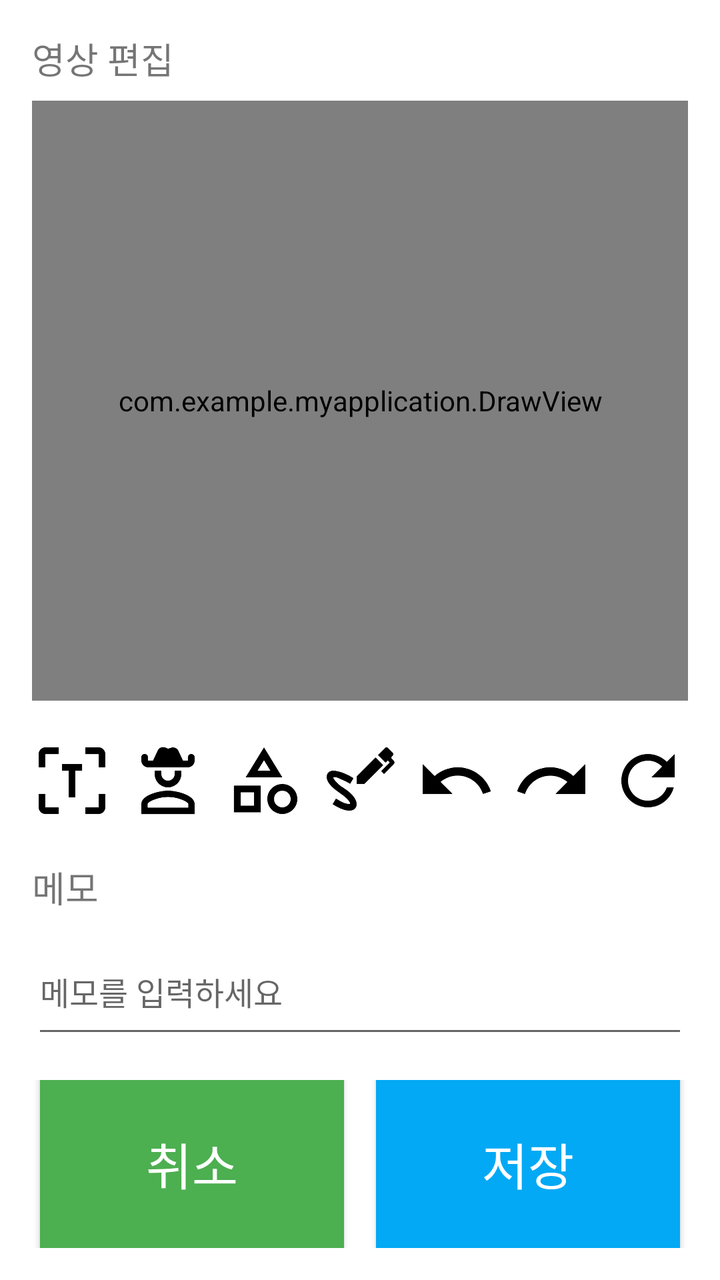
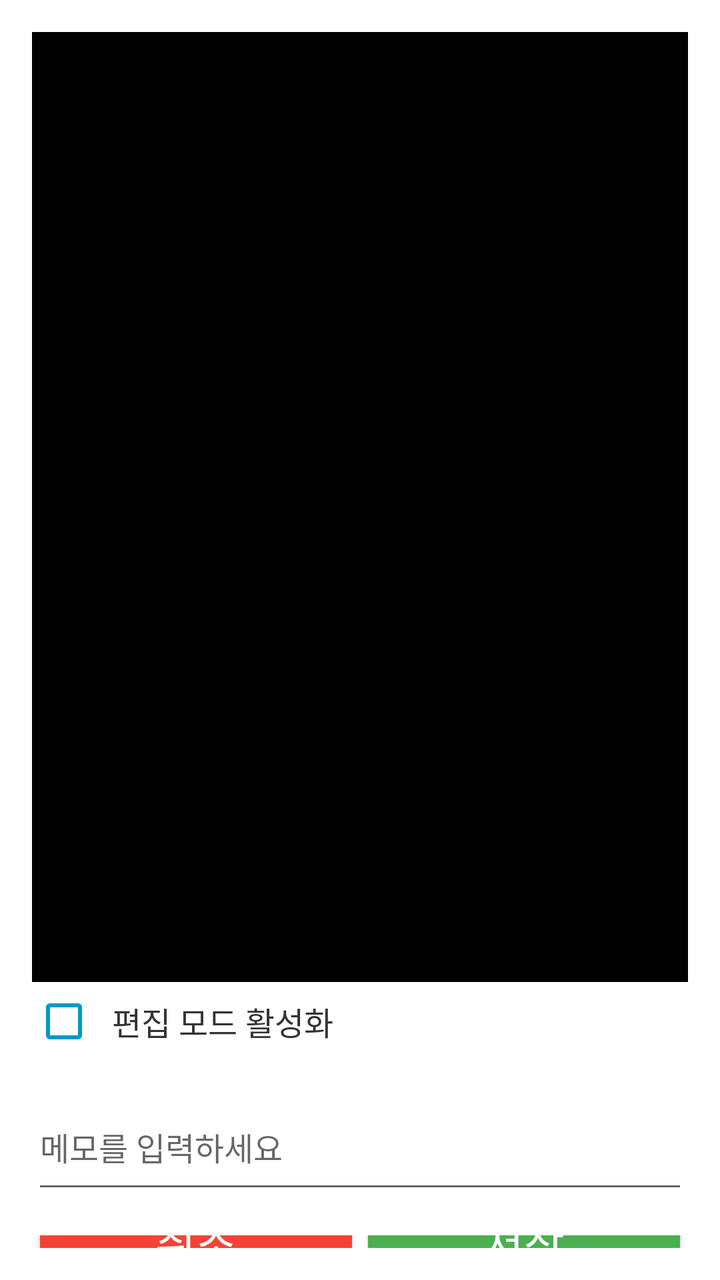

Two renders of the same Android screen: before a commit and after it. Below are the layout's source before the change and the commit's diff.
<!-- AndroidManifest.xml: application theme Theme.MyApplication -->
<!-- res/layout/dialog_photo_result.xml -->
<?xml version="1.0" encoding="utf-8"?>
<LinearLayout
    xmlns:android="http://schemas.android.com/apk/res/android"
    xmlns:tools="http://schemas.android.com/tools"
    android:layout_width="match_parent"
    android:layout_height="match_parent"
    android:orientation="vertical"
    android:padding="16dp"

    android:background="@android:color/white">

    <TextView
        android:layout_width="match_parent"
        android:layout_height="wrap_content"
        android:text="영상 편집"

        android:textSize="18sp"
        android:layout_marginBottom="8dp" />

    
    <FrameLayout
        android:layout_width="match_parent"
        android:layout_height="300dp"

        android:layout_marginBottom="16dp">

        <ImageView
            android:id="@+id/imageViewPhoto"
            android:layout_width="match_parent"
            android:layout_height="match_parent"
            android:scaleType="centerCrop"
            android:background="@android:color/white" />

        <com.example.myapplication.DrawView
            android:id="@+id/drawView"
            android:layout_width="match_parent"
            android:layout_height="match_parent" />
    </FrameLayout>

    
    <LinearLayout
        android:layout_width="match_parent"
        android:layout_height="wrap_content"
        android:orientation="horizontal"
        android:layout_marginBottom="16dp"
        android:gravity="center">

        <ImageButton
            android:id="@+id/buttonAddText"
            android:layout_width="40dp"
            android:layout_height="40dp"
            android:src="@drawable/ic_add_text"
            android:contentDescription="텍스트 추가"
            android:background="?android:attr/selectableItemBackground"
            android:scaleType="fitCenter"
            android:layout_margin="4dp" />

        <ImageButton
            android:id="@+id/buttonAddIcon"
            android:layout_width="40dp"
            android:layout_height="40dp"
            android:src="@drawable/ic_add_icon"
            android:contentDescription="아이콘 추가"
            android:background="?android:attr/selectableItemBackground"
            android:scaleType="fitCenter"
            android:layout_margin="4dp" />

        <ImageButton
            android:id="@+id/buttonAddShape"
            android:layout_width="40dp"
            android:layout_height="40dp"
            android:src="@drawable/ic_add_shape"
            android:contentDescription="도형 추가"
            android:background="?android:attr/selectableItemBackground"
            android:scaleType="fitCenter"
            android:layout_margin="4dp" />

        <ImageButton
            android:id="@+id/buttonDraw"
            android:layout_width="40dp"
            android:layout_height="40dp"
            android:src="@drawable/ic_draw"
            android:contentDescription="그리기"
            android:background="?android:attr/selectableItemBackground"
            android:scaleType="fitCenter"
            android:layout_margin="4dp" />

        <ImageButton
            android:id="@+id/buttonUndo"
            android:layout_width="40dp"
            android:layout_height="40dp"
            android:src="@drawable/ic_undo"
            android:contentDescription="뒤로 가기"
            android:background="?android:attr/selectableItemBackground"
            android:scaleType="fitCenter"
            android:layout_margin="4dp" />

        <ImageButton
            android:id="@+id/buttonRedo"
            android:layout_width="40dp"
            android:layout_height="40dp"
            android:src="@drawable/ic_redo"
            android:contentDescription="앞으로 가기"
            android:background="?android:attr/selectableItemBackground"
            android:scaleType="fitCenter"
            android:layout_margin="4dp" />

        <ImageButton
            android:id="@+id/buttonClear"
            android:layout_width="40dp"
            android:layout_height="40dp"
            android:src="@drawable/ic_clear"
            android:contentDescription="초기화"
            android:background="?android:attr/selectableItemBackground"
            android:scaleType="fitCenter"
            android:layout_margin="4dp" />
    </LinearLayout>

    
    <TextView
        android:layout_width="match_parent"
        android:layout_height="wrap_content"
        android:text="메모"
        android:textSize="18sp"
        android:layout_marginBottom="8dp" />

    <EditText
        android:id="@+id/editTextMemo"
        android:layout_width="match_parent"
        android:layout_height="wrap_content"
        android:hint="메모를 입력하세요"
        android:textSize="16sp"
        android:layout_marginBottom="16dp"
        android:minLines="2" />

    
    <LinearLayout
        android:layout_width="match_parent"
        android:layout_height="wrap_content"
        android:orientation="horizontal"
        android:gravity="center">

        <Button
            android:id="@+id/buttonCancel"
            android:layout_width="0dp"
            android:layout_height="112dp"
            android:layout_weight="1"
            android:text="취소"
            android:textSize="25sp"
            android:backgroundTint="#4CAF50"
            android:textColor="#FFFFFF"
            android:layout_marginEnd="8dp"
            android:elevation="4dp" />
        <Button
            android:id="@+id/buttonSave"
            android:layout_width="0dp"
            android:layout_height="112dp"
            android:layout_weight="1"
            android:text="저장"
            android:textSize="25sp"
            android:backgroundTint="#03A9F4"
            android:textColor="#FFFFFF"
            android:elevation="4dp" />

    </LinearLayout>

</LinearLayout>
<!-- resources referenced by this layout -->
<resources>
  <!-- drawable ic_add_icon: png bitmap (drawable, 7543 bytes) -->
  <!-- drawable ic_add_shape: png bitmap (drawable, 7745 bytes) -->
  <!-- drawable ic_add_text: png bitmap (drawable, 4583 bytes) -->
  <!-- drawable ic_clear: png bitmap (drawable, 7338 bytes) -->
  <!-- drawable ic_draw: png bitmap (drawable, 8501 bytes) -->
  <!-- drawable ic_redo: png bitmap (drawable, 5296 bytes) -->
  <!-- drawable ic_undo: png bitmap (drawable, 5317 bytes) -->
  <style name="Theme.MyApplication" parent="Theme.AppCompat.Light.NoActionBar">
          
          <item name="colorPrimary">@color/purple_500</item>
          <item name="colorPrimaryDark">@color/purple_700</item>
          <item name="colorAccent">@color/teal_200</item>
      </style>
  <color name="purple_500">#FF6200EE</color>
  <color name="purple_700">#FF3700B3</color>
  <color name="teal_200">#FF03DAC5</color>
</resources>

<!-- the commit's change to res/layout/dialog_photo_result.xml (unified diff, before → after) -->
@@ -1,129 +1,78 @@
 <?xml version="1.0" encoding="utf-8"?>
 <LinearLayout
     xmlns:android="http://schemas.android.com/apk/res/android"
-    xmlns:tools="http://schemas.android.com/tools"
     android:layout_width="match_parent"
     android:layout_height="match_parent"
     android:orientation="vertical"
     android:padding="16dp"
-
     android:background="@android:color/white">
-
-    <TextView
-        android:layout_width="match_parent"
-        android:layout_height="wrap_content"
-        android:text="영상 편집"
-
-        android:textSize="18sp"
-        android:layout_marginBottom="8dp" />
 
     
     <FrameLayout
         android:layout_width="match_parent"
-        android:layout_height="300dp"
-
-        android:layout_marginBottom="16dp">
+        android:layout_height="475dp"
+        android:background="@android:color/black">
 
         <ImageView
             android:id="@+id/imageViewPhoto"
             android:layout_width="match_parent"
             android:layout_height="match_parent"
-            android:scaleType="centerCrop"
-            android:background="@android:color/white" />
+            android:scaleType="fitCenter" />
 
         <com.example.myapplication.DrawView
             android:id="@+id/drawView"
             android:layout_width="match_parent"
-            android:layout_height="match_parent" />
+            android:layout_height="match_parent"
+            android:visibility="gone" />
     </FrameLayout>
 
     
+    <CheckBox
+        android:id="@+id/checkBoxEditMode"
+        android:layout_width="wrap_content"
+        android:layout_height="wrap_content"
+        android:text="편집 모드 활성화"
+        android:textSize="16sp"
+        android:textColor="#333333"
+        android:padding="8dp"
+        android:layout_marginBottom="12dp"
+        android:buttonTint="@android:color/holo_blue_dark"
+        android:gravity="center" />
+
+    
     <LinearLayout
+        android:id="@+id/colorPickerLayout"
         android:layout_width="match_parent"
         android:layout_height="wrap_content"
         android:orientation="horizontal"
-        android:layout_marginBottom="16dp"
-        android:gravity="center">
+        android:gravity="center"
+        android:layout_marginBottom="12dp"
+        android:visibility="gone">
 
-        <ImageButton
-            android:id="@+id/buttonAddText"
+        <TextView
+            android:layout_width="wrap_content"
+            android:layout_height="wrap_content"
+            android:text="펜 색상:"
+            android:textSize="16sp"
+            android:textColor="@android:color/black"
+            android:layout_marginEnd="8dp" />
+
+        <View
+            android:id="@+id/viewCurrentColor"
             android:layout_width="40dp"
             android:layout_height="40dp"
-            android:src="@drawable/ic_add_text"
-            android:contentDescription="텍스트 추가"
-            android:background="?android:attr/selectableItemBackground"
-            android:scaleType="fitCenter"
-            android:layout_margin="4dp" />
+            android:background="@android:color/holo_red_light"
+            android:layout_marginEnd="8dp" />
 
-        <ImageButton
-            android:id="@+id/buttonAddIcon"
-            android:layout_width="40dp"
-            android:layout_height="40dp"
-            android:src="@drawable/ic_add_icon"
-            android:contentDescription="아이콘 추가"
-            android:background="?android:attr/selectableItemBackground"
-            android:scaleType="fitCenter"
-            android:layout_margin="4dp" />
-
-        <ImageButton
-            android:id="@+id/buttonAddShape"
-            android:layout_width="40dp"
-            android:layout_height="40dp"
-            android:src="@drawable/ic_add_shape"
-            android:contentDescription="도형 추가"
-            android:background="?android:attr/selectableItemBackground"
-            android:scaleType="fitCenter"
-            android:layout_margin="4dp" />
-
-        <ImageButton
-            android:id="@+id/buttonDraw"
-            android:layout_width="40dp"
-            android:layout_height="40dp"
-            android:src="@drawable/ic_draw"
-            android:contentDescription="그리기"
-            android:background="?android:attr/selectableItemBackground"
-            android:scaleType="fitCenter"
-            android:layout_margin="4dp" />
-
-        <ImageButton
-            android:id="@+id/buttonUndo"
-            android:layout_width="40dp"
-            android:layout_height="40dp"
-            android:src="@drawable/ic_undo"
-            android:contentDescription="뒤로 가기"
-            android:background="?android:attr/selectableItemBackground"
-            android:scaleType="fitCenter"
-            android:layout_margin="4dp" />
-
-        <ImageButton
-            android:id="@+id/buttonRedo"
-            android:layout_width="40dp"
-            android:layout_height="40dp"
-            android:src="@drawable/ic_redo"
-            android:contentDescription="앞으로 가기"
-            android:background="?android:attr/selectableItemBackground"
-            android:scaleType="fitCenter"
-            android:layout_margin="4dp" />
-
-        <ImageButton
-            android:id="@+id/buttonClear"
-            android:layout_width="40dp"
-            android:layout_height="40dp"
-            android:src="@drawable/ic_clear"
-            android:contentDescription="초기화"
-            android:background="?android:attr/selectableItemBackground"
-            android:scaleType="fitCenter"
-            android:layout_margin="4dp" />
+        <Button
+            android:id="@+id/buttonPickColor"
+            android:layout_width="wrap_content"
+            android:layout_height="wrap_content"
+            android:text="색상 선택"
+            android:textSize="14sp" />
     </LinearLayout>
 
     
-    <TextView
-        android:layout_width="match_parent"
-        android:layout_height="wrap_content"
-        android:text="메모"
-        android:textSize="18sp"
-        android:layout_marginBottom="8dp" />
-
     <EditText
         android:id="@+id/editTextMemo"
         android:layout_width="match_parent"
@@ -146,22 +95,21 @@
             android:layout_height="112dp"
             android:layout_weight="1"
             android:text="취소"
-            android:textSize="25sp"
-            android:backgroundTint="#4CAF50"
+            android:textSize="22sp"
+            android:backgroundTint="#F44336"
             android:textColor="#FFFFFF"
-            android:layout_marginEnd="8dp"
             android:elevation="4dp" />
+
         <Button
             android:id="@+id/buttonSave"
             android:layout_width="0dp"
             android:layout_height="112dp"
             android:layout_weight="1"
             android:text="저장"
-            android:textSize="25sp"
-            android:backgroundTint="#03A9F4"
+            android:textSize="22sp"
+            android:backgroundTint="#4CAF50"
             android:textColor="#FFFFFF"
             android:elevation="4dp" />
-
     </LinearLayout>
 
 </LinearLayout>
<!-- resource entries referenced after the edit -->
@@ -1,12 +1,5 @@
 <!-- resources referenced by this layout -->
 <resources>
-  <!-- drawable ic_add_icon: png bitmap (drawable, 7543 bytes) -->
-  <!-- drawable ic_add_shape: png bitmap (drawable, 7745 bytes) -->
-  <!-- drawable ic_add_text: png bitmap (drawable, 4583 bytes) -->
-  <!-- drawable ic_clear: png bitmap (drawable, 7338 bytes) -->
-  <!-- drawable ic_draw: png bitmap (drawable, 8501 bytes) -->
-  <!-- drawable ic_redo: png bitmap (drawable, 5296 bytes) -->
-  <!-- drawable ic_undo: png bitmap (drawable, 5317 bytes) -->
   <style name="Theme.MyApplication" parent="Theme.AppCompat.Light.NoActionBar">
           
           <item name="colorPrimary">@color/purple_500</item>
